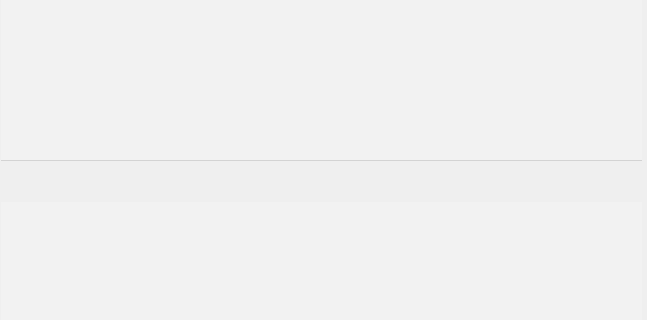
Before: the Qt Designer form src/messageWindow/dialogmessage.ui in Deve-Tom/q_basedonQt, drawn with Qt 5; both pictures show x 0 to 647 and y 141 to 461 of the 647 by 561 pixel window.
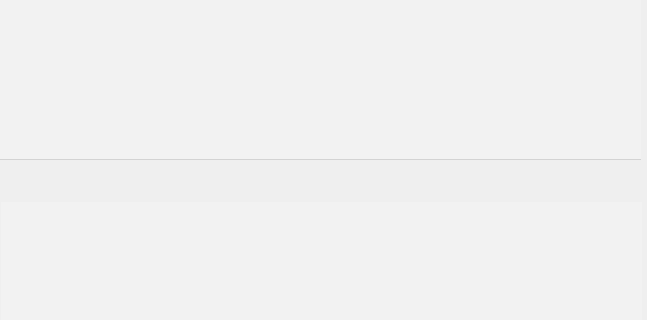
After: the same form once the commit is applied. Icons and pictures are not drawn.

Patch:
```diff
--- a/src/messageWindow/dialogmessage.ui
+++ b/src/messageWindow/dialogmessage.ui
@@ -28,23 +28,6 @@
   <property name="styleSheet">
    <string notr="true"/>
   </property>
-  <widget class="QTextBrowser" name="MessageTextBrowser">
-   <property name="geometry">
-    <rect>
-     <x>1</x>
-     <y>1</y>
-     <width>641</width>
-     <height>301</height>
-    </rect>
-   </property>
-   <property name="styleSheet">
-    <string notr="true">QTextBrowser#MessageTextBrowser{
-	background-color: rgb(242, 242, 242);
-	border: one;
-	border-bottom: 1px solid lightgray;
-}</string>
-   </property>
-  </widget>
   <widget class="QTextEdit" name="messageEditt">
    <property name="geometry">
     <rect>
@@ -61,7 +44,7 @@
 }</string>
    </property>
   </widget>
-  <widget class="QWidget" name="">
+  <widget class="QWidget" name="layoutWidget">
    <property name="geometry">
     <rect>
      <x>1</x>
@@ -274,7 +257,7 @@
     </item>
    </layout>
   </widget>
-  <widget class="QWidget" name="">
+  <widget class="QWidget" name="layoutWidget">
    <property name="geometry">
     <rect>
      <x>1</x>
@@ -333,6 +316,35 @@
     </item>
    </layout>
   </widget>
+  <widget class="QListWidget" name="messageListDialog">
+   <property name="geometry">
+    <rect>
+     <x>0</x>
+     <y>0</y>
+     <width>641</width>
+     <height>301</height>
+    </rect>
+   </property>
+   <property name="minimumSize">
+    <size>
+     <width>641</width>
+     <height>0</height>
+    </size>
+   </property>
+   <property name="maximumSize">
+    <size>
+     <width>641</width>
+     <height>301</height>
+    </size>
+   </property>
+   <property name="styleSheet">
+    <string notr="true">QListWidget#messageListDialog{
+	background-color: rgb(242, 242, 242);
+	border: one;
+	border-bottom: 1px solid lightgray;
+}</string>
+   </property>
+  </widget>
  </widget>
  <resources/>
  <connections/>
```
